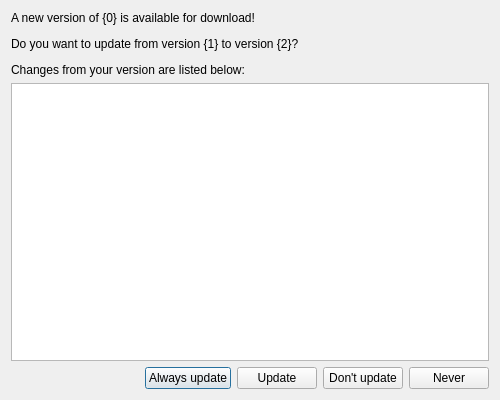
This is AnkiHub/updates.ui in dayjaby/AnkiHub as Qt 5 draws it before an edit. The edited form follows.
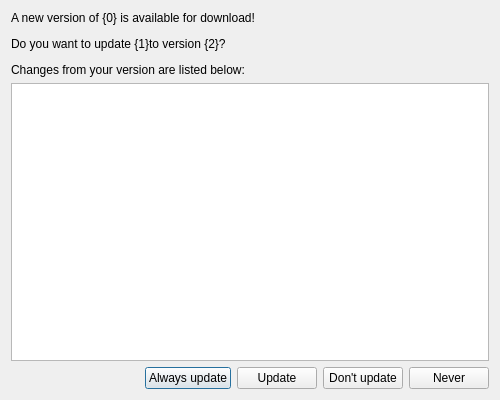
This is the edited form.

Diff of the .ui file:
```diff
--- a/AnkiHub/updates.ui
+++ b/AnkiHub/updates.ui
@@ -17,7 +17,7 @@
    <item>
     <widget class="QLabel" name="labelUpdates">
      <property name="text">
-      <string>&lt;html&gt;&lt;head/&gt;&lt;body&gt;&lt;p&gt;A new version of {0} is available for download! &lt;/p&gt;&lt;p&gt;Do you want to update from version {1} to version {2}?&lt;/p&gt;&lt;p&gt;Changes from your version are listed below:&lt;/p&gt;&lt;/body&gt;&lt;/html&gt;</string>
+      <string>&lt;html&gt;&lt;head/&gt;&lt;body&gt;&lt;p&gt;A new version of {0} is available for download! &lt;/p&gt;&lt;p&gt;Do you want to update {1}to version {2}?&lt;/p&gt;&lt;p&gt;Changes from your version are listed below:&lt;/p&gt;&lt;/body&gt;&lt;/html&gt;</string>
      </property>
      <property name="wordWrap">
       <bool>true</bool>
```
